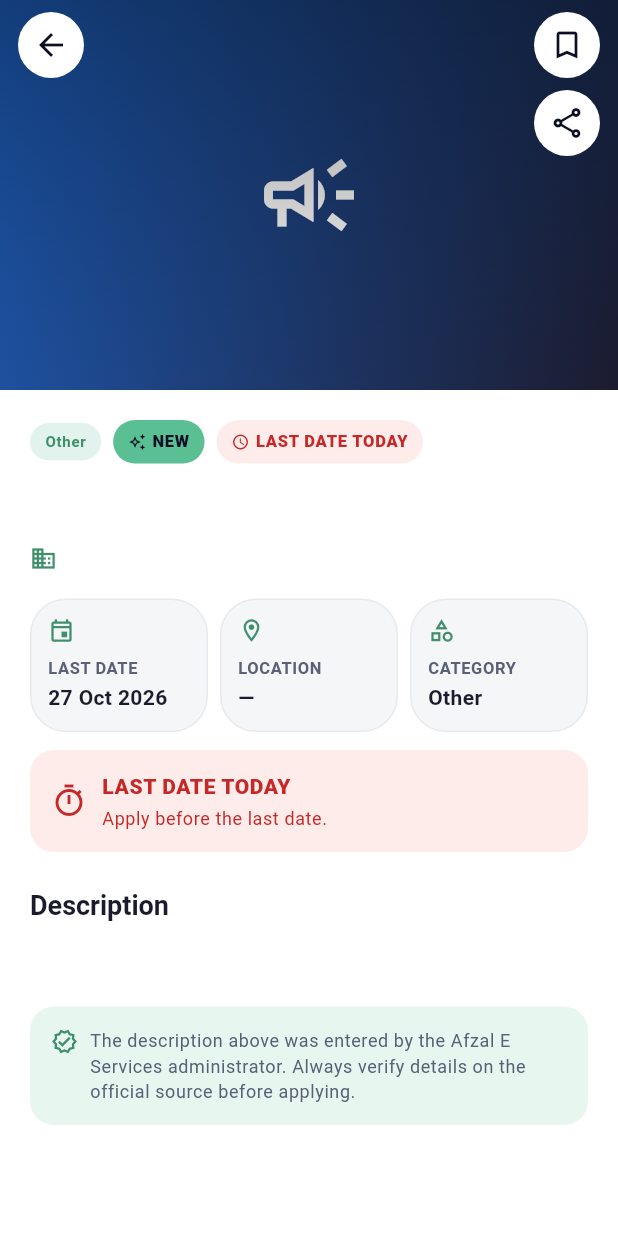
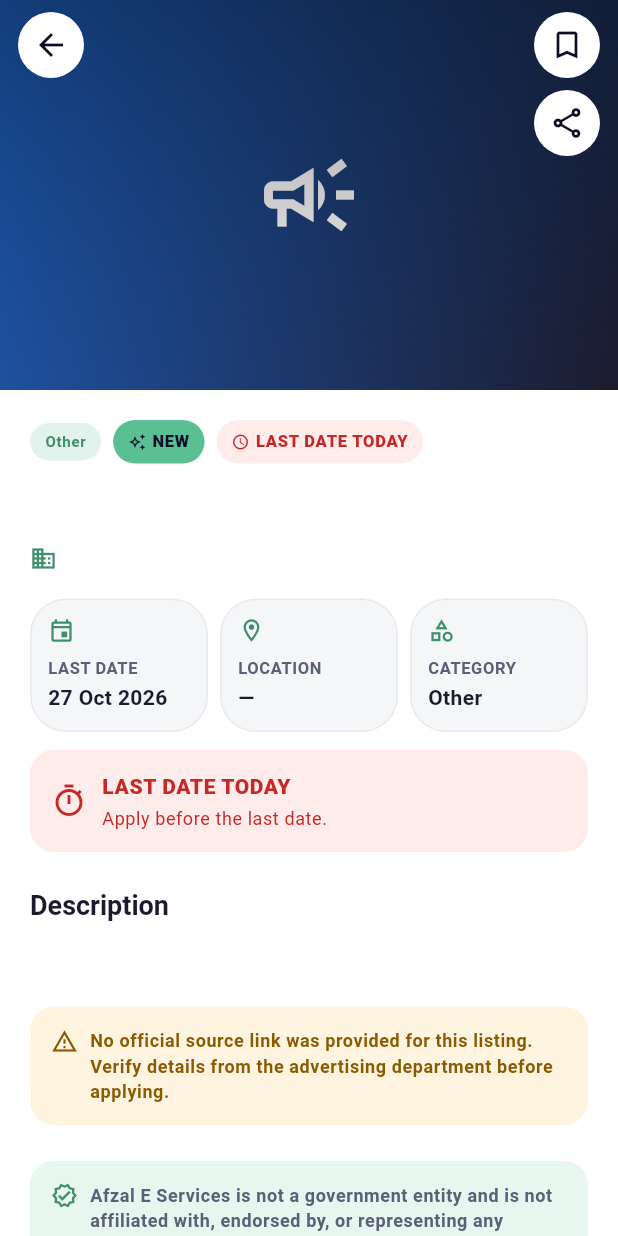
Before and after one commit to emadkhan031192/afzal-opportunities, a Flutter app: the DetailsScreen screen opened directly with empty values, on a phone screen of 412 x 824 dp. Run offline on Flutter 3.47's test engine with Material 3 defaults, Android fonts, the phone set to English and light mode, and no system bars; our stand-ins replace cached_network_image, cloud_firestore, firebase_auth, firebase_core, flutter_local_notifications, flutter_svg and 3 more; missing offline and left inert: workmanager; accounts and stored records are empty; statements that could not run were skipped.

Commit message:
Policy fix: require official source URL, not-a-government disclaimer, missing-source warning (1.4.1+8)
Google Play Misleading Claims rejection (Missing Source Link for
Government Information): admin panel Official source URL is now required
for every advertisement (create + edit, https validated); job details
disclaimer now states plainly that Afzal E Services is not a government
entity and is not affiliated with any government body (EN + UR); ads
without a source link show a visible warning instead of silently hiding
the button. Version bump for resubmission after the v7 rejection.

```diff
--- a/lib/core/l10n/app_localizations.dart
+++ b/lib/core/l10n/app_localizations.dart
@@ -148,6 +148,9 @@ class AppLocalizations {
   String get officialInfoBody => _t('officialInfoBody');
   String get linkOpenFailed => _t('linkOpenFailed');
   String get officialWebsite => _t('officialWebsite');
+  String get disclaimerNotGovernment => _t('disclaimerNotGovernment');
+  String get disclaimerVerifyDetails => _t('disclaimerVerifyDetails');
+  String get missingSourceWarning => _t('missingSourceWarning');
 
   // Deadline labels (localized equivalents of DeadlineInfo.label)
   String get lastDateNotSpecified => _t('lastDateNotSpecified');
@@ -468,6 +471,12 @@ class AppLocalizations {
         'The links below come directly from the advertising organization.',
     'linkOpenFailed': 'Could not open the link.',
     'officialWebsite': 'Official website',
+    'disclaimerNotGovernment':
+        'Afzal E Services is not a government entity and is not affiliated with, endorsed by, or representing any government body.',
+    'disclaimerVerifyDetails':
+        'The description above was entered by the Afzal E Services administrator. Always verify details on the official source before applying.',
+    'missingSourceWarning':
+        'No official source link was provided for this listing. Verify details from the advertising department before applying.',
     'lastDateNotSpecified': 'LAST DATE NOT SPECIFIED',
     'lastDateToday': 'LAST DATE TODAY',
     'closingTomorrow': 'CLOSING TOMORROW',
@@ -771,6 +780,12 @@ class AppLocalizations {
         'نیچے دیے گئے لنکس اشتہار دینے والے ادارے کی طرف سے ہیں۔',
     'linkOpenFailed': 'لنک نہیں کھولا جا سکا۔',
     'officialWebsite': 'سرکاری ویب سائٹ',
+    'disclaimerNotGovernment':
+        'افضل ای سروسز سرکاری ادارہ نہیں ہے اور نہ ہی کسی سرکاری ادارے سے وابستہ، اس کی تائید یافتہ یا اس کی نمائندگی کرتا ہے۔',
+    'disclaimerVerifyDetails':
+        'اوپر دی گئی تفصیل افضل ای سروسز کے منتظم نے درج کی ہے۔ درخواست دینے سے پہلے ہمیشہ سرکاری ماخذ سے تفصیلات کی تصدیق کریں۔',
+    'missingSourceWarning':
+        'اس اشتہار کے لیے کوئی سرکاری ماخذ لنک فراہم نہیں کیا گیا۔ درخواست دینے سے پہلے اشتہار دینے والے محکمے سے تفصیلات کی تصدیق کریں۔',
     'lastDateNotSpecified': 'آخری تاریخ درج نہیں',
     'lastDateToday': 'آج آخری تاریخ',
     'closingTomorrow': 'کل آخری تاریخ',
--- a/lib/screens/details/details_screen.dart
+++ b/lib/screens/details/details_screen.dart
@@ -2,7 +2,6 @@ import 'package:flutter/material.dart';
 import 'package:intl/intl.dart';
 import 'package:share_plus/share_plus.dart';
 
-import '../../core/constants/app_constants.dart';
 import '../../core/l10n/app_localizations.dart';
 import '../../core/theme/brand_colors.dart';
 import '../../core/utils/deadline.dart';
@@ -134,6 +133,10 @@ class DetailsScreen extends StatelessWidget {
                         subtitle: _host(ad.sourceUrl),
                         onTap: () => _openLink(context, ad.sourceUrl, 'source'),
                       ),
+                  ],
+                  if (!hasSource) ...[
+                    const SizedBox(height: 24),
+                    _missingSourceNotice(context),
                   ],
                   const SizedBox(height: 24),
                   _disclaimer(context),
@@ -420,6 +423,7 @@ class DetailsScreen extends StatelessWidget {
   Widget _disclaimer(BuildContext context) {
     final theme = Theme.of(context);
     final dark = theme.brightness == Brightness.dark;
+    final s = AppLocalizations.of(context);
     return Container(
       padding: const EdgeInsets.all(14),
       decoration: BoxDecoration(
@@ -438,11 +442,54 @@ class DetailsScreen extends StatelessWidget {
           ),
           const SizedBox(width: 8),
           Expanded(
+            child: Column(
+              crossAxisAlignment: CrossAxisAlignment.start,
+              children: [
+                Text(
+                  s.disclaimerNotGovernment,
+                  style: theme.textTheme.bodySmall?.copyWith(
+                    fontWeight: FontWeight.w700,
+                  ),
+                ),
+                const SizedBox(height: 4),
+                Text(s.disclaimerVerifyDetails, style: theme.textTheme.bodySmall),
+              ],
+            ),
+          ),
+        ],
+      ),
+    );
+  }
+
+  /// Warning shown instead of the source button when an advertisement
+  /// carries no official source link (published before the source URL
+  /// became required). Never silently hide the gap: the reader must see
+  /// that this listing has no verifiable official source.
+  Widget _missingSourceNotice(BuildContext context) {
+    final theme = Theme.of(context);
+    final s = AppLocalizations.of(context);
+    return Container(
+      padding: const EdgeInsets.all(14),
+      decoration: BoxDecoration(
+        color: BrandColors.amberTint,
+        borderRadius: BorderRadius.circular(16),
+      ),
+      child: Row(
+        crossAxisAlignment: CrossAxisAlignment.start,
+        children: [
+          const Icon(
+            Icons.warning_amber_outlined,
+            size: 18,
+            color: BrandColors.amberStrong,
+          ),
+          const SizedBox(width: 8),
+          Expanded(
             child: Text(
-              'The description above was entered by the ${AppConstants.brandName} '
-              'administrator. Always verify details on the official source '
-              'before applying.',
-              style: theme.textTheme.bodySmall,
+              s.missingSourceWarning,
+              style: theme.textTheme.bodySmall?.copyWith(
+                color: BrandColors.amberStrong,
+                fontWeight: FontWeight.w700,
+              ),
             ),
           ),
         ],
--- a/pubspec.yaml
+++ b/pubspec.yaml
@@ -3,7 +3,7 @@ description: >-
   Afzal Opportunities — a modern advertisement-discovery Android app
   by Afzal E Services. Browse jobs, scholarships, admissions and more.
 publish_to: "none"
-version: 1.4.1+7
+version: 1.4.1+8
 
 environment:
   sdk: ^3.9.0
```
Also changed, not shown: 3 other files.
